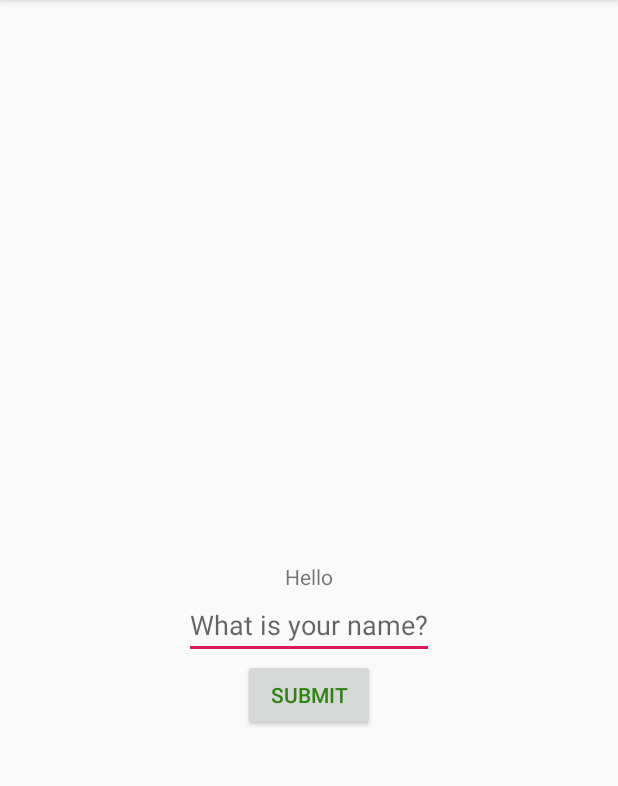
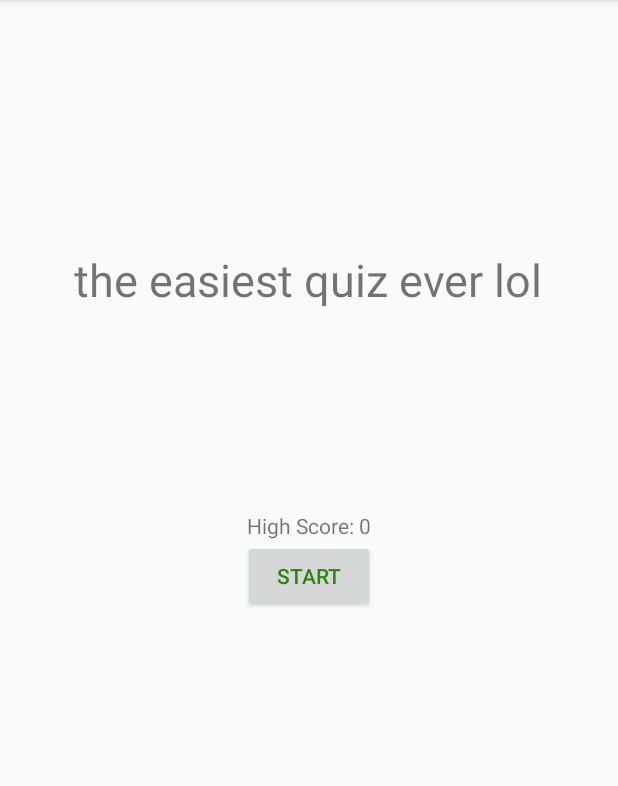
Before and after one commit to istwu/Lab06_2, an Android app: the screen it shows after launch (MainActivity), on a phone screen of 412 x 824 dp, the part 84-870 px from its top. Run offline under Robolectric (Android 15) with nearby library versions, the phone set to English and light mode, and no system bars.

Commit message:
Lab06b, c

```diff
--- a/app/src/main/AndroidManifest.xml
+++ b/app/src/main/AndroidManifest.xml
@@ -12,6 +12,7 @@
         android:roundIcon="@mipmap/ic_launcher_round"
         android:supportsRtl="true"
         android:theme="@style/AppTheme">
+        <activity android:name=".QuizActivity"></activity>
         <activity android:name=".MainActivity">
             <intent-filter>
                 <action android:name="android.intent.action.MAIN" />
--- a/app/src/main/java/com/wuisabella/lab06/MainActivity.java
+++ b/app/src/main/java/com/wuisabella/lab06/MainActivity.java
@@ -1,15 +1,16 @@
 package com.wuisabella.lab06;
 
 import androidx.appcompat.app.AppCompatActivity;
+
+import android.content.Intent;
 import android.os.Bundle;
 import android.widget.Button;
 import android.widget.EditText;
 import android.widget.TextView;
 import android.view.View;
-import android.util.Log;
 
 public class MainActivity extends AppCompatActivity {
-    Button submitButton;
+    Button startButton;
     EditText editText;
     TextView textView;
 
@@ -18,24 +19,18 @@ public class MainActivity extends AppCompatActivity {
         super.onCreate(savedInstanceState);
         setContentView(R.layout.activity_main);
 
-        submitButton = findViewById(R.id.clickButton);
-        editText = findViewById(R.id.responseEditText);
-        textView = findViewById(R.id.textBox);
+        startButton = findViewById(R.id.startbutton);
 
-        submitButton.setOnClickListener(new View.OnClickListener(){
+        startButton.setOnClickListener(new View.OnClickListener(){
             @Override
             public void onClick(View v){
-                System.out.println("hi");
-                Log.i("testButton", "hello " + editText.getText().toString());
-                textView.setText(textView.getText() + " " + editText.getText());
-            }
-        });
-
-        editText.setOnFocusChangeListener(new View.OnFocusChangeListener(){
-            @Override
-            public void onFocusChange(View v, boolean hasFocus) {
-
+                start();
             }
         });
     }
+
+    private void start(){
+        Intent intent = new Intent(MainActivity.this, QuizActivity.class);
+        startActivity(intent);
+    }
 }
--- a/app/src/main/res/layout/activity_main.xml
+++ b/app/src/main/res/layout/activity_main.xml
@@ -1,41 +1,35 @@
 <?xml version="1.0" encoding="utf-8"?>
-<androidx.constraintlayout.widget.ConstraintLayout
+<RelativeLayout
     xmlns:android="http://schemas.android.com/apk/res/android"
     xmlns:app="http://schemas.android.com/apk/res-auto"
     xmlns:tools="http://schemas.android.com/tools"
     android:layout_width="match_parent"
     android:layout_height="match_parent"
+    android:padding="16dp"
     tools:context=".MainActivity">
 
     <TextView
-        android:id = "@+id/textBox"
         android:layout_width="wrap_content"
         android:layout_height="wrap_content"
-        android:text="Hello"
-        app:layout_constraintBottom_toBottomOf="parent"
-        app:layout_constraintLeft_toLeftOf="parent"
-        app:layout_constraintRight_toRightOf="parent"
-        app:layout_constraintTop_toTopOf="parent" />
+        android:text="the easiest quiz ever lol"
+        android:textSize="30sp"
+        android:layout_centerHorizontal="true"
+        android:layout_marginTop="150dp"/>
 
-    <EditText
-        android:id="@+id/responseEditText"
+    <TextView
         android:layout_width="wrap_content"
         android:layout_height="wrap_content"
-        android:hint="What is your name?"
-        app:layout_constraintEnd_toEndOf="parent"
-        app:layout_constraintLeft_toLeftOf="parent"
-        app:layout_constraintStart_toStartOf="parent"
-        app:layout_constraintTop_toBottomOf="@+id/textBox" />
+        android:text="High Score: 0"
+        android:layout_centerHorizontal="true"
+        android:layout_above="@+id/startbutton"/>
 
     <Button
-        android:id="@+id/clickButton"
+        android:id="@+id/startbutton"
         android:layout_width="wrap_content"
         android:layout_height="wrap_content"
-        android:text = "Submit"
+        android:text = "Start"
         android:textColor="#318214"
         android:textAllCaps="true"
-        app:layout_constraintTop_toBottomOf="@+id/responseEditText"
-        app:layout_constraintLeft_toLeftOf="parent"
-        app:layout_constraintRight_toRightOf="parent" />
+        android:layout_centerInParent="true"/>
 
-</androidx.constraintlayout.widget.ConstraintLayout>
+</RelativeLayout>
--- /dev/null
+++ b/app/src/main/res/layout/game_over.xml
@@ -0,0 +1,6 @@
+<?xml version="1.0" encoding="utf-8"?>
+<LinearLayout xmlns:android="http://schemas.android.com/apk/res/android"
+    android:orientation="vertical" android:layout_width="match_parent"
+    android:layout_height="match_parent">
+
+</LinearLayout>
```
Also changed, not shown: app/src/main/java/com/wuisabella/lab06/Question.java (added, +59 -0 lines), app/src/main/java/com/wuisabella/lab06/QuizActivity.java (added, +50 -0 lines), app/src/main/java/com/wuisabella/lab06/questions.json (added, +23 -0 lines), app/src/main/res/layout/activity_quiz.xml (added, +9 -0 lines), app/src/main/res/layout/quiz.xml (added, +65 -0 lines).
